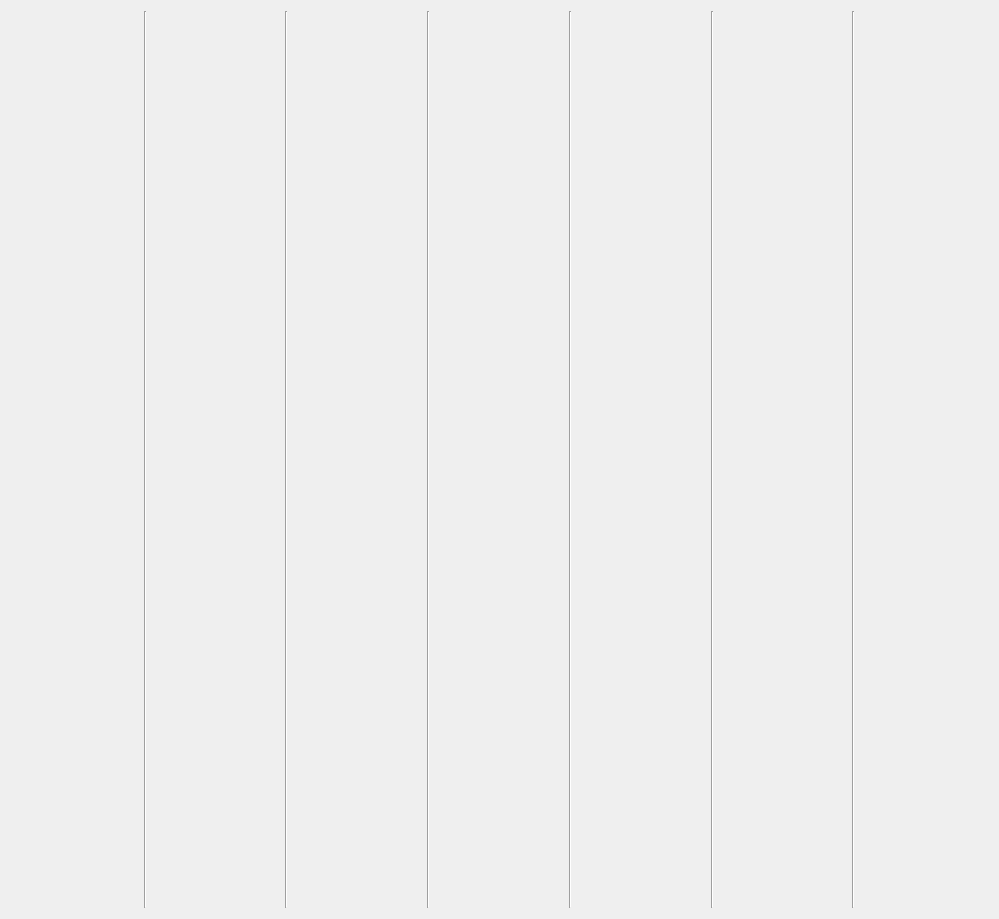
Qt form Code source/ProjectCalendar/weekcalendar.ui (SteveLagache/LO21-ProjectCalendarV2) before a commit.
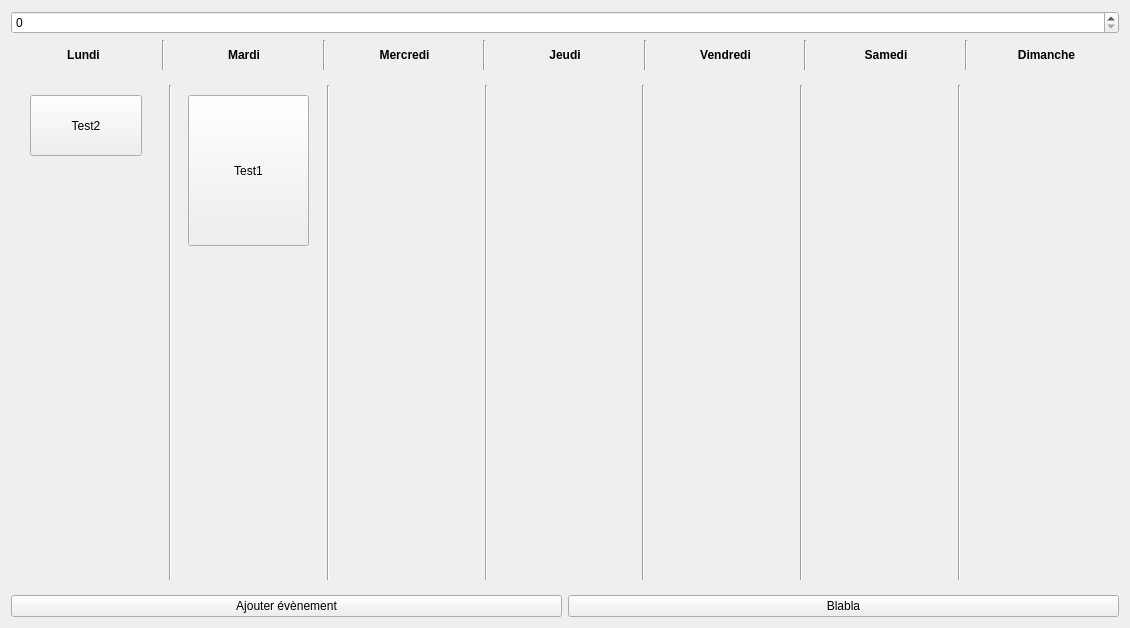
The same form after that commit.

Commit message: Interface MainWindow

Diff of the .ui file:
```diff
--- a/Code source/ProjectCalendar/weekcalendar.ui
+++ b/Code source/ProjectCalendar/weekcalendar.ui
@@ -6,8 +6,8 @@
    <rect>
     <x>0</x>
     <y>0</y>
-    <width>999</width>
-    <height>919</height>
+    <width>1130</width>
+    <height>628</height>
    </rect>
   </property>
   <property name="minimumSize">
@@ -19,69 +19,447 @@
   <property name="windowTitle">
    <string>Form</string>
   </property>
-  <layout class="QHBoxLayout" name="horizontalLayout">
+  <layout class="QVBoxLayout" name="verticalLayout_3">
    <item>
-    <widget class="QWidget" name="lundi" native="true"/>
-   </item>
-   <item>
-    <widget class="Line" name="line">
-     <property name="orientation">
-      <enum>Qt::Vertical</enum>
-     </property>
-    </widget>
-   </item>
-   <item>
-    <widget class="QWidget" name="mardi" native="true"/>
-   </item>
-   <item>
-    <widget class="Line" name="line_6">
-     <property name="orientation">
-      <enum>Qt::Vertical</enum>
-     </property>
-    </widget>
-   </item>
-   <item>
-    <widget class="QWidget" name="mercredi" native="true"/>
-   </item>
-   <item>
-    <widget class="Line" name="line_2">
-     <property name="orientation">
-      <enum>Qt::Vertical</enum>
-     </property>
-    </widget>
-   </item>
-   <item>
-    <widget class="QWidget" name="jeudi" native="true"/>
-   </item>
-   <item>
-    <widget class="Line" name="line_3">
-     <property name="orientation">
-      <enum>Qt::Vertical</enum>
-     </property>
-    </widget>
-   </item>
-   <item>
-    <widget class="QWidget" name="vendredi" native="true"/>
-   </item>
-   <item>
-    <widget class="Line" name="line_4">
-     <property name="orientation">
-      <enum>Qt::Vertical</enum>
-     </property>
-    </widget>
-   </item>
-   <item>
-    <widget class="QWidget" name="samedi" native="true"/>
-   </item>
-   <item>
-    <widget class="Line" name="line_5">
-     <property name="orientation">
-      <enum>Qt::Vertical</enum>
-     </property>
-    </widget>
-   </item>
-   <item>
-    <widget class="QWidget" name="dimanche" native="true"/>
+    <layout class="QVBoxLayout" name="MainBox">
+     <item>
+      <layout class="QVBoxLayout" name="calendrierTop">
+       <item>
+        <layout class="QHBoxLayout" name="jours">
+         <item>
+          <widget class="QSpinBox" name="spinBox"/>
+         </item>
+        </layout>
+       </item>
+       <item>
+        <layout class="QHBoxLayout" name="gestionSemaine">
+         <item>
+          <widget class="QLabel" name="label_lundi">
+           <property name="maximumSize">
+            <size>
+             <width>16777215</width>
+             <height>30</height>
+            </size>
+           </property>
+           <property name="font">
+            <font>
+             <weight>75</weight>
+             <bold>true</bold>
+            </font>
+           </property>
+           <property name="frameShape">
+            <enum>QFrame::NoFrame</enum>
+           </property>
+           <property name="text">
+            <string>Lundi</string>
+           </property>
+           <property name="textFormat">
+            <enum>Qt::AutoText</enum>
+           </property>
+           <property name="alignment">
+            <set>Qt::AlignCenter</set>
+           </property>
+          </widget>
+         </item>
+         <item>
+          <widget class="Line" name="line_8">
+           <property name="orientation">
+            <enum>Qt::Vertical</enum>
+           </property>
+          </widget>
+         </item>
+         <item>
+          <widget class="QLabel" name="label_mardi">
+           <property name="maximumSize">
+            <size>
+             <width>16777215</width>
+             <height>30</height>
+            </size>
+           </property>
+           <property name="font">
+            <font>
+             <weight>75</weight>
+             <bold>true</bold>
+            </font>
+           </property>
+           <property name="frameShape">
+            <enum>QFrame::NoFrame</enum>
+           </property>
+           <property name="text">
+            <string>Mardi</string>
+           </property>
+           <property name="textFormat">
+            <enum>Qt::AutoText</enum>
+           </property>
+           <property name="alignment">
+            <set>Qt::AlignCenter</set>
+           </property>
+          </widget>
+         </item>
+         <item>
+          <widget class="Line" name="line_9">
+           <property name="orientation">
+            <enum>Qt::Vertical</enum>
+           </property>
+          </widget>
+         </item>
+         <item>
+          <widget class="QLabel" name="label_mercredi">
+           <property name="maximumSize">
+            <size>
+             <width>16777215</width>
+             <height>30</height>
+            </size>
+           </property>
+           <property name="font">
+            <font>
+             <weight>75</weight>
+             <bold>true</bold>
+            </font>
+           </property>
+           <property name="frameShape">
+            <enum>QFrame::NoFrame</enum>
+           </property>
+           <property name="text">
+            <string>Mercredi</string>
+           </property>
+           <property name="textFormat">
+            <enum>Qt::AutoText</enum>
+           </property>
+           <property name="alignment">
+            <set>Qt::AlignCenter</set>
+           </property>
+          </widget>
+         </item>
+         <item>
+          <widget class="Line" name="line_10">
+           <property name="orientation">
+            <enum>Qt::Vertical</enum>
+           </property>
+          </widget>
+         </item>
+         <item>
+          <widget class="QLabel" name="label_jeudi">
+           <property name="maximumSize">
+            <size>
+             <width>16777215</width>
+             <height>30</height>
+            </size>
+           </property>
+           <property name="font">
+            <font>
+             <weight>75</weight>
+             <bold>true</bold>
+            </font>
+           </property>
+           <property name="frameShape">
+            <enum>QFrame::NoFrame</enum>
+           </property>
+           <property name="text">
+            <string>Jeudi</string>
+           </property>
+           <property name="textFormat">
+            <enum>Qt::AutoText</enum>
+           </property>
+           <property name="alignment">
+            <set>Qt::AlignCenter</set>
+           </property>
+          </widget>
+         </item>
+         <item>
+          <widget class="Line" name="line_11">
+           <property name="orientation">
+            <enum>Qt::Vertical</enum>
+           </property>
+          </widget>
+         </item>
+         <item>
+          <widget class="QLabel" name="label_vendredi">
+           <property name="maximumSize">
+            <size>
+             <width>16777215</width>
+             <height>30</height>
+            </size>
+           </property>
+           <property name="font">
+            <font>
+             <weight>75</weight>
+             <bold>true</bold>
+            </font>
+           </property>
+           <property name="frameShape">
+            <enum>QFrame::NoFrame</enum>
+           </property>
+           <property name="text">
+            <string>Vendredi</string>
+           </property>
+           <property name="textFormat">
+            <enum>Qt::AutoText</enum>
+           </property>
+           <property name="alignment">
+            <set>Qt::AlignCenter</set>
+           </property>
+          </widget>
+         </item>
+         <item>
+          <widget class="Line" name="line_7">
+           <property name="orientation">
+            <enum>Qt::Vertical</enum>
+           </property>
+          </widget>
+         </item>
+         <item>
+          <widget class="QLabel" name="label_samedi">
+           <property name="maximumSize">
+            <size>
+             <width>16777215</width>
+             <height>30</height>
+            </size>
+           </property>
+           <property name="font">
+            <font>
+             <weight>75</weight>
+             <bold>true</bold>
+            </font>
+           </property>
+           <property name="frameShape">
+            <enum>QFrame::NoFrame</enum>
+           </property>
+           <property name="text">
+            <string>Samedi</string>
+           </property>
+           <property name="textFormat">
+            <enum>Qt::AutoText</enum>
+           </property>
+           <property name="alignment">
+            <set>Qt::AlignCenter</set>
+           </property>
+          </widget>
+         </item>
+         <item>
+          <widget class="Line" name="line_12">
+           <property name="orientation">
+            <enum>Qt::Vertical</enum>
+           </property>
+          </widget>
+         </item>
+         <item>
+          <widget class="QLabel" name="label_dimanche">
+           <property name="maximumSize">
+            <size>
+             <width>16777215</width>
+             <height>30</height>
+            </size>
+           </property>
+           <property name="font">
+            <font>
+             <weight>75</weight>
+             <bold>true</bold>
+            </font>
+           </property>
+           <property name="frameShape">
+            <enum>QFrame::NoFrame</enum>
+           </property>
+           <property name="text">
+            <string>Dimanche</string>
+           </property>
+           <property name="textFormat">
+            <enum>Qt::AutoText</enum>
+           </property>
+           <property name="alignment">
+            <set>Qt::AlignCenter</set>
+           </property>
+          </widget>
+         </item>
+        </layout>
+       </item>
+      </layout>
+     </item>
+     <item>
+      <layout class="QHBoxLayout" name="vueCalendrier1">
+       <item>
+        <widget class="QWidget" name="vueCalendrier2" native="true">
+         <property name="minimumSize">
+          <size>
+           <width>40</width>
+           <height>400</height>
+          </size>
+         </property>
+         <layout class="QHBoxLayout" name="horizontalLayout_2">
+          <item>
+           <widget class="QWidget" name="lundi" native="true">
+            <property name="minimumSize">
+             <size>
+              <width>40</width>
+              <height>0</height>
+             </size>
+            </property>
+            <widget class="QPushButton" name="pushButton">
+             <property name="geometry">
+              <rect>
+               <x>10</x>
+               <y>10</y>
+               <width>112</width>
+               <height>61</height>
+              </rect>
+             </property>
+             <property name="minimumSize">
+              <size>
+               <width>40</width>
+               <height>0</height>
+              </size>
+             </property>
+             <property name="text">
+              <string>Test2</string>
+             </property>
+            </widget>
+           </widget>
+          </item>
+          <item>
+           <widget class="Line" name="line">
+            <property name="orientation">
+             <enum>Qt::Vertical</enum>
+            </property>
+           </widget>
+          </item>
+          <item>
+           <widget class="QWidget" name="mardi" native="true">
+            <property name="minimumSize">
+             <size>
+              <width>40</width>
+              <height>0</height>
+             </size>
+            </property>
+            <widget class="QPushButton" name="pushButton_2">
+             <property name="geometry">
+              <rect>
+               <x>10</x>
+               <y>10</y>
+               <width>121</width>
+               <height>151</height>
+              </rect>
+             </property>
+             <property name="minimumSize">
+              <size>
+               <width>40</width>
+               <height>0</height>
+              </size>
+             </property>
+             <property name="text">
+              <string>Test1</string>
+             </property>
+            </widget>
+           </widget>
+          </item>
+          <item>
+           <widget class="Line" name="line_2">
+            <property name="orientation">
+             <enum>Qt::Vertical</enum>
+            </property>
+           </widget>
+          </item>
+          <item>
+           <widget class="QWidget" name="mercredi" native="true">
+            <property name="minimumSize">
+             <size>
+              <width>40</width>
+              <height>0</height>
+             </size>
+            </property>
+           </widget>
+          </item>
+          <item>
+           <widget class="Line" name="line_3">
+            <property name="orientation">
+             <enum>Qt::Vertical</enum>
+            </property>
+           </widget>
+          </item>
+          <item>
+           <widget class="QWidget" name="jeudi" native="true">
+            <property name="minimumSize">
+             <size>
+              <width>50</width>
+              <height>0</height>
+             </size>
+            </property>
+           </widget>
+          </item>
+          <item>
+           <widget class="Line" name="line_4">
+            <property name="orientation">
+             <enum>Qt::Vertical</enum>
+            </property>
+           </widget>
+          </item>
+          <item>
+           <widget class="QWidget" name="vendredi" native="true">
+            <property name="minimumSize">
+             <size>
+              <width>40</width>
+              <height>0</height>
+             </size>
+            </property>
+           </widget>
+          </item>
+          <item>
+           <widget class="Line" name="line_5">
+            <property name="orientation">
+             <enum>Qt::Vertical</enum>
+            </property>
+           </widget>
+          </item>
+          <item>
+           <widget class="QWidget" name="samedi" native="true">
+            <property name="minimumSize">
+             <size>
+              <width>40</width>
+              <height>0</height>
+             </size>
+            </property>
+           </widget>
+          </item>
+          <item>
+           <widget class="Line" name="line_6">
+            <property name="orientation">
+             <enum>Qt::Vertical</enum>
+            </property>
+           </widget>
+          </item>
+          <item>
+           <widget class="QWidget" name="dimanche" native="true">
+            <property name="minimumSize">
+             <size>
+              <width>40</width>
+              <height>0</height>
+             </size>
+            </property>
+           </widget>
+          </item>
+         </layout>
+        </widget>
+       </item>
+      </layout>
+     </item>
+     <item>
+      <layout class="QHBoxLayout" name="calendrierBottom">
+       <item>
+        <widget class="QPushButton" name="pushButton_4">
+         <property name="text">
+          <string>Ajouter évènement</string>
+         </property>
+        </widget>
+       </item>
+       <item>
+        <widget class="QPushButton" name="pushButton_3">
+         <property name="text">
+          <string>Blabla</string>
+         </property>
+        </widget>
+       </item>
+      </layout>
+     </item>
+    </layout>
    </item>
   </layout>
  </widget>
```
The commit also changes 8 other files.
